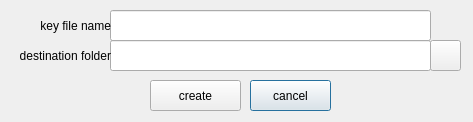
Qt form createkeyfile.ui (mhogomchungu/zuluCrypt) before a commit.
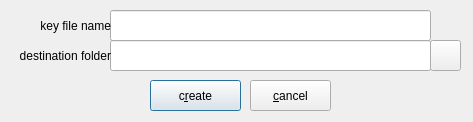
The same form after that commit.

What changed in the file:
```diff
--- a/createkeyfile.ui
+++ b/createkeyfile.ui
@@ -81,11 +81,14 @@
     </rect>
    </property>
    <property name="text">
-    <string>create</string>
+    <string>c&amp;reate</string>
    </property>
    <property name="autoDefault">
     <bool>false</bool>
    </property>
+   <property name="default">
+    <bool>true</bool>
+   </property>
   </widget>
   <widget class="QPushButton" name="pbCancel">
    <property name="geometry">
@@ -97,13 +100,13 @@
     </rect>
    </property>
    <property name="text">
-    <string>cancel</string>
+    <string>&amp;cancel</string>
    </property>
    <property name="autoDefault">
-    <bool>true</bool>
+    <bool>false</bool>
    </property>
    <property name="default">
-    <bool>true</bool>
+    <bool>false</bool>
    </property>
   </widget>
   <widget class="QLabel" name="label_2">
```
